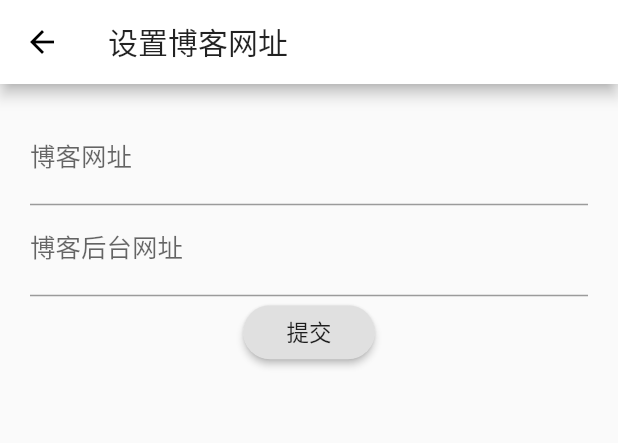
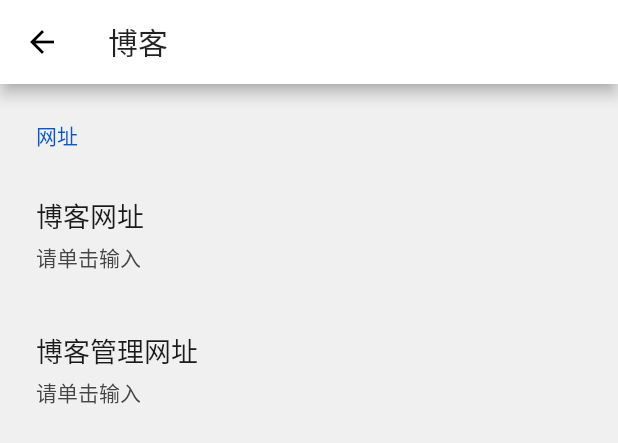
Before and after one commit to he0119/smart-home-flutter, a Flutter app: the BlogHomePage widget shown alone on an empty page, opened directly, after a tap on "设置博客网址", on a phone screen of 412 x 824 dp. Shown: the top 443 px of the screen. Run offline on Flutter 3.47's test engine with Material 2 defaults, Android fonts, the phone set to English and light mode, and no system bars; drawn by our look-alikes of settings_ui; our stand-ins replace bloc, cached_network_image, device_info, equatable, flutter_bloc, flutter_markdown and 6 more; missing offline and left inert: enum_to_string, quick_actions, version; accounts and stored records are empty; generated files the repository leaves out were written again.

Commit message:
给博客添加独立的设置页面

```diff
--- a/lib/pages/blog/home_page.dart
+++ b/lib/pages/blog/home_page.dart
@@ -5,7 +5,7 @@ import 'package:flutter/material.dart';
 import 'package:flutter_bloc/flutter_bloc.dart';
 import 'package:smart_home/blocs/blocs.dart';
 import 'package:smart_home/models/app_tab.dart';
-import 'package:smart_home/pages/blog/setting_page.dart';
+import 'package:smart_home/pages/settings/blog/settings._page.dart';
 import 'package:smart_home/utils/launch_url.dart';
 import 'package:smart_home/widgets/home_page.dart';
 import 'package:webview_flutter/webview_flutter.dart';
@@ -33,9 +33,10 @@ class _BlogHomePageState extends State<BlogHomePage> {
             MyHomePage(
           activeTab: AppTab.blog,
           actions: [
-            PopupMenuButton(
-              onSelected: (value) async {
-                if (value == BlogMenu.admin && state.blogAdminUrl != null) {
+            IconButton(
+              icon: Icon(Icons.dvr),
+              onPressed: () async {
+                if (state.blogAdminUrl != null) {
                   if (kIsWeb) {
                     await launchUrl(state.blogAdminUrl);
                   } else if (controller.hasData) {
@@ -43,24 +44,20 @@ class _BlogHomePageState extends State<BlogHomePage> {
                   }
                 } else {
                   Navigator.of(context).push(MaterialPageRoute(
-                    builder: (context) => BlogSettingPage(
-                      blogUrl: state.blogUrl,
-                      blogAdminUrl: state.blogAdminUrl,
-                    ),
+                    builder: (context) => BlogSettingsPage(),
                   ));
                 }
               },
-              itemBuilder: (context) => <PopupMenuItem<BlogMenu>>[
-                PopupMenuItem(
-                  value: BlogMenu.admin,
-                  child: Text('进入后台'),
-                ),
-                PopupMenuItem(
-                  value: BlogMenu.setting,
-                  child: Text('设置网址'),
-                ),
-              ],
-            )
+            ),
+            IconButton(
+              icon: Icon(Icons.settings),
+              onPressed: () {
+                Navigator.push(
+                  context,
+                  MaterialPageRoute(builder: (_) => BlogSettingsPage()),
+                );
+              },
+            ),
           ],
           body: !kIsWeb
               ? WillPopScope(
@@ -113,10 +110,7 @@ class SettingButton extends StatelessWidget {
       child: RaisedButton(
         onPressed: () {
           Navigator.of(context).push(MaterialPageRoute(
-            builder: (context) => BlogSettingPage(
-              blogUrl: null,
-              blogAdminUrl: null,
-            ),
+            builder: (context) => BlogSettingsPage(),
           ));
         },
         child: Text('设置博客网址'),
--- a/lib/pages/blog/setting_page.dart
+++ /dev/null
@@ -1,75 +0,0 @@
-import 'package:flutter/material.dart';
-import 'package:flutter_bloc/flutter_bloc.dart';
-import 'package:smart_home/blocs/app_preferences/app_preferences_bloc.dart';
-
-class BlogSettingPage extends StatefulWidget {
-  final String blogUrl;
-  final String blogAdminUrl;
-
-  const BlogSettingPage({
-    Key key,
-    @required this.blogUrl,
-    @required this.blogAdminUrl,
-  }) : super(key: key);
-
-  @override
-  _BlogSettingPageState createState() => _BlogSettingPageState();
-}
-
-class _BlogSettingPageState extends State<BlogSettingPage> {
-  TextEditingController _blogUrlController;
-  TextEditingController _blogAdminUrlController;
-
-  @override
-  void initState() {
-    _blogUrlController = TextEditingController(text: widget.blogUrl);
-    _blogAdminUrlController = TextEditingController(text: widget.blogAdminUrl);
-    super.initState();
-  }
-
-  @override
-  void dispose() {
-    _blogUrlController.dispose();
-    _blogAdminUrlController.dispose();
-    super.dispose();
-  }
-
-  @override
-  Widget build(BuildContext context) {
-    return Scaffold(
-      appBar: AppBar(
-        title: Text('设置博客网址'),
-      ),
-      body: Padding(
-        padding: const EdgeInsets.all(20.0),
-        child: Form(
-            child: Column(
-          children: [
-            TextFormField(
-              decoration: InputDecoration(labelText: '博客网址'),
-              controller: _blogUrlController,
-            ),
-            TextFormField(
-              decoration: InputDecoration(labelText: '博客后台网址'),
-              controller: _blogAdminUrlController,
-            ),
-            RaisedButton(
-              shape: RoundedRectangleBorder(
-                borderRadius: BorderRadius.circular(18.0),
-              ),
-              onPressed: () {
-                BlocProvider.of<AppPreferencesBloc>(context)
-                    .add(AppBlogUrlChanged(
-                  blogUrl: _blogUrlController.text,
-                  blogAdminUrl: _blogAdminUrlController.text,
-                ));
-                Navigator.of(context).pop();
-              },
-              child: Text('提交'),
-            ),
-          ],
-        )),
-      ),
-    );
-  }
-}
--- /dev/null
+++ b/lib/pages/settings/blog/settings._page.dart
@@ -0,0 +1,48 @@
+import 'package:flutter/material.dart';
+import 'package:flutter_bloc/flutter_bloc.dart';
+import 'package:settings_ui/settings_ui.dart';
+import 'package:smart_home/blocs/blocs.dart';
+import 'package:smart_home/pages/settings/blog/blog_admin_url_page.dart';
+import 'package:smart_home/pages/settings/blog/blog_url_page.dart';
+
+class BlogSettingsPage extends StatelessWidget {
+  const BlogSettingsPage({Key key}) : super(key: key);
+
+  @override
+  Widget build(BuildContext context) {
+    return Scaffold(
+      appBar: AppBar(
+        title: Text('博客'),
+      ),
+      body: BlocBuilder<AppPreferencesBloc, AppPreferencesState>(
+        builder: (context, state) => SettingsList(
+          sections: [
+            SettingsSection(
+              title: '网址',
+              tiles: [
+                SettingsTile(
+                  title: '博客网址',
+                  subtitle: state.blogUrl ?? '请单击输入',
+                  onTap: () {
+                    Navigator.of(context).push(MaterialPageRoute(
+                      builder: (context) => BlogUrlPage(),
+                    ));
+                  },
+                ),
+                SettingsTile(
+                  title: '博客管理网址',
+                  subtitle: state.blogAdminUrl ?? '请单击输入',
+                  onTap: () {
+                    Navigator.of(context).push(MaterialPageRoute(
+                      builder: (context) => BlogAdminUrlPage(),
+                    ));
+                  },
+                ),
+              ],
+            ),
+          ],
+        ),
+      ),
+    );
+  }
+}
```
